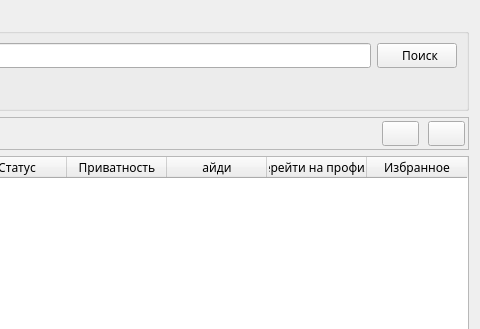
The window that AraSteamManager/MainSubForms/formfriends.ui (Arankir/AraSteamManager) describes before a commit, drawn with Qt 5; both pictures show x 345 to 825 and y 0 to 329 of the 825 by 536 pixel window.
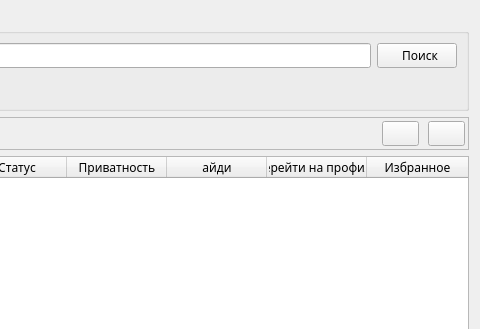
The same window after the commit.

```diff
--- a/AraSteamManager/MainSubForms/formfriends.ui
+++ b/AraSteamManager/MainSubForms/formfriends.ui
@@ -174,12 +174,30 @@
    </item>
    <item>
     <widget class="QTableWidget" name="TableWidgetFriends">
+     <property name="selectionBehavior">
+      <enum>QAbstractItemView::SelectRows</enum>
+     </property>
+     <property name="showGrid">
+      <bool>false</bool>
+     </property>
      <property name="sortingEnabled">
       <bool>true</bool>
      </property>
      <property name="columnCount">
       <number>8</number>
      </property>
+     <attribute name="horizontalHeaderMinimumSectionSize">
+      <number>33</number>
+     </attribute>
+     <attribute name="horizontalHeaderStretchLastSection">
+      <bool>true</bool>
+     </attribute>
+     <attribute name="verticalHeaderVisible">
+      <bool>false</bool>
+     </attribute>
+     <attribute name="verticalHeaderMinimumSectionSize">
+      <number>44</number>
+     </attribute>
      <column>
       <property name="text">
        <string notr="true">Иконка</string>
```
